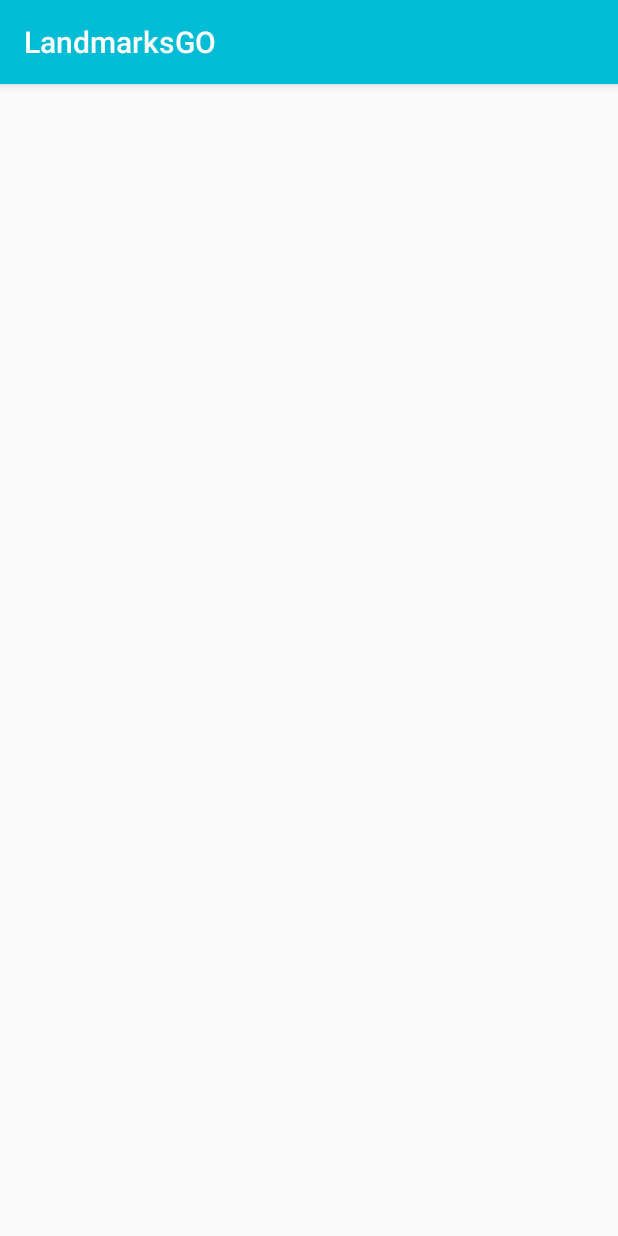
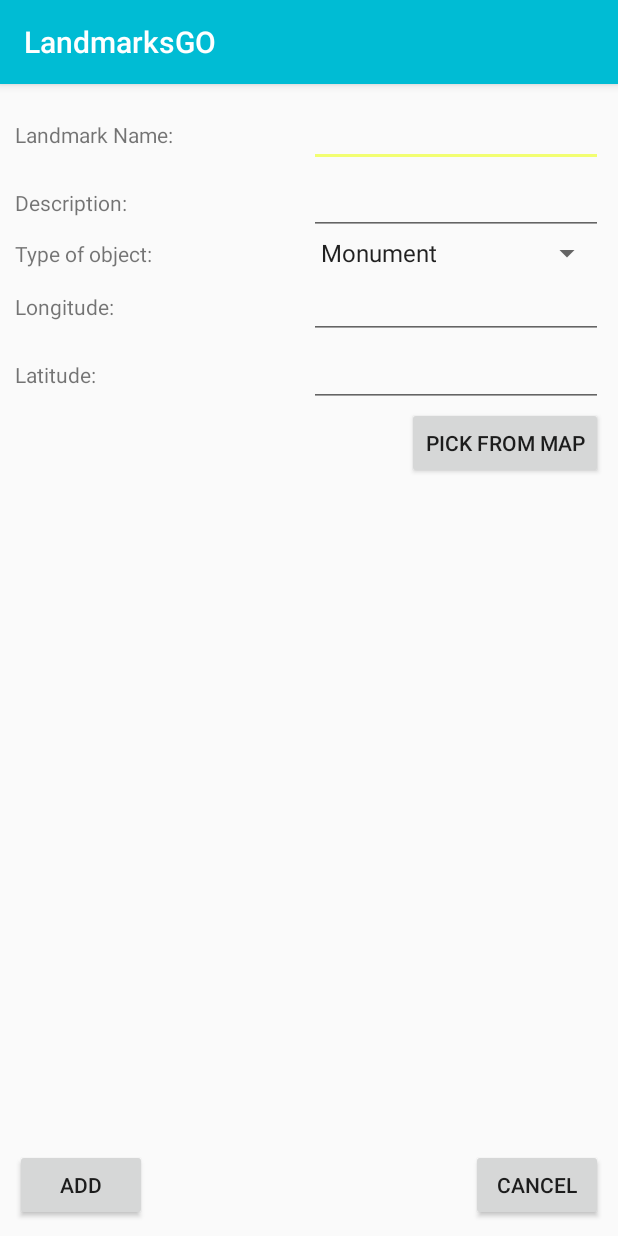
Before and after one commit to MOSISElFak/LandmarksGO, an Android app: the AddLandmark screen opened directly, with no data from a screen before it, on a phone screen of 412 x 824 dp. Run offline under Robolectric (Android 15) with nearby library versions, the phone set to English and light mode, and no system bars; our stand-ins replace Firebase (no records; nobody signed in at launch, a user with empty details on screens opened directly).

Commit message:
Changes to AddLandmark

```diff
--- a/LandmarksGO/app/build.gradle
+++ b/LandmarksGO/app/build.gradle
@@ -29,6 +29,7 @@ dependencies {
     compile 'com.google.firebase:firebase-auth:10.0.1'
     compile 'com.google.firebase:firebase-database:10.0.1'
     compile 'com.android.support:design:25.3.1'
+    compile 'com.google.android.gms:play-services-auth:10.0.1'
     testCompile 'junit:junit:4.12'
 }
 
--- a/LandmarksGO/app/src/main/java/com/example/mosis/landmarksgo/AddLandmark.java
+++ b/LandmarksGO/app/src/main/java/com/example/mosis/landmarksgo/AddLandmark.java
@@ -2,12 +2,82 @@ package com.example.mosis.landmarksgo;
 
 import android.support.v7.app.AppCompatActivity;
 import android.os.Bundle;
+import android.view.View;
+import android.widget.AdapterView;
+import android.widget.ArrayAdapter;
+import android.widget.Button;
+import android.widget.EditText;
+import android.widget.Spinner;
 
-public class AddLandmark extends AppCompatActivity {
+import com.google.firebase.database.DatabaseReference;
+import com.google.firebase.database.FirebaseDatabase;
+
+public class AddLandmark extends AppCompatActivity implements AdapterView.OnItemSelectedListener {
+
+    private Spinner object_type;
+    private Button btnPickFromMap, btnAdd, btnCancel;
+    private EditText editName, editDesc, editLon, editLat;
+
+    private FirebaseDatabase database;
+    private DatabaseReference root;
+
+    private String type = "Monument";
 
     @Override
     protected void onCreate(Bundle savedInstanceState) {
         super.onCreate(savedInstanceState);
         setContentView(R.layout.activity_add_landmark);
+
+        //Connecting to database
+        database = FirebaseDatabase.getInstance();
+        root = database.getReference("landmarks");
+
+        object_type = (Spinner) findViewById(R.id.object_type);
+        // Create an ArrayAdapter using the string array and a default spinner layout
+        ArrayAdapter<CharSequence> adapter = ArrayAdapter.createFromResource(this,
+                R.array.add_landmark_array, android.R.layout.simple_spinner_item);
+        // Specify the layout to use when the list of choices appears
+        adapter.setDropDownViewResource(android.R.layout.simple_spinner_dropdown_item);
+        // Apply the adapter to the spinner
+        object_type.setAdapter(adapter);
+        object_type.setOnItemSelectedListener(this);
+
+        btnPickFromMap = (Button) findViewById(R.id.pick_from_map);
+        btnAdd = (Button) findViewById(R.id.add_landmark);
+        btnCancel = (Button) findViewById(R.id.cancel_landmark);
+
+        editName = (EditText) findViewById(R.id.landmark_name);
+        editDesc = (EditText) findViewById(R.id.landmark_desc);
+        editLat = (EditText) findViewById(R.id.landmark_lat);
+        editLon = (EditText) findViewById(R.id.landmark_lon);
+
+        btnCancel.setOnClickListener(new View.OnClickListener(){
+            @Override
+            public void onClick(View v) {
+                finish();
+            }
+        });
+
+        btnAdd.setOnClickListener(new View.OnClickListener(){
+            @Override
+            public void onClick(View v) {
+                String name = editName.getText().toString();
+                String desc = editDesc.getText().toString();
+                String lon = editLon.getText().toString();
+                String lat = editLat.getText().toString();
+
+                // dodaj landmark u bazu
+            }
+        });
+    }
+
+    @Override
+    public void onItemSelected(AdapterView<?> parent, View view, int position, long id) {
+        this.type = parent.getItemAtPosition(position).toString();
+    }
+
+    @Override
+    public void onNothingSelected(AdapterView<?> parent) {
+
     }
 }
--- a/LandmarksGO/app/src/main/java/com/example/mosis/landmarksgo/MainActivity.java
+++ b/LandmarksGO/app/src/main/java/com/example/mosis/landmarksgo/MainActivity.java
@@ -112,6 +112,11 @@ public class MainActivity extends AppCompatActivity
             startActivity(intent);
             return true;
         }
+        else if (id == R.id.action_addLandmark){
+            Intent intent = new Intent(MainActivity.this, AddLandmark.class);
+            startActivity(intent);
+            return true;
+        }
 
         return super.onOptionsItemSelected(item);
     }
--- a/LandmarksGO/app/src/main/res/layout/activity_add_landmark.xml
+++ b/LandmarksGO/app/src/main/res/layout/activity_add_landmark.xml
@@ -1,9 +1,151 @@
 <?xml version="1.0" encoding="utf-8"?>
-<android.support.constraint.ConstraintLayout xmlns:android="http://schemas.android.com/apk/res/android"
+<RelativeLayout xmlns:android="http://schemas.android.com/apk/res/android"
     xmlns:app="http://schemas.android.com/apk/res-auto"
     xmlns:tools="http://schemas.android.com/tools"
     android:layout_width="match_parent"
     android:layout_height="match_parent"
     tools:context="com.example.mosis.landmarksgo.AddLandmark">
 
-</android.support.constraint.ConstraintLayout>
+    <LinearLayout
+        android:layout_alignParentStart="true"
+        android:layout_alignParentLeft="true"
+        android:layout_width="match_parent"
+        android:layout_height="match_parent"
+        android:orientation="vertical"
+        android:padding="10dp">
+
+        <LinearLayout
+            android:layout_width="match_parent"
+            android:layout_height="wrap_content"
+            android:orientation="horizontal"
+            android:weightSum="2">
+
+            <TextView
+                android:layout_width="0dip"
+                android:layout_height="wrap_content"
+                android:layout_weight="1"
+                android:text="@string/landmark_name"/>
+
+            <EditText
+                android:id="@+id/landmark_name"
+                android:layout_width="0dip"
+                android:layout_height="wrap_content"
+                android:layout_weight="1"
+                android:inputType="text"/>
+
+        </LinearLayout>
+
+        <LinearLayout
+            android:layout_width="match_parent"
+            android:layout_height="wrap_content"
+            android:orientation="horizontal"
+            android:weightSum="2">
+
+            <TextView
+                android:layout_width="0dip"
+                android:layout_height="wrap_content"
+                android:layout_weight="1"
+                android:text="@string/landmark_desc"/>
+
+            <EditText
+                android:id="@+id/landmark_desc"
+                android:layout_width="0dip"
+                android:layout_height="wrap_content"
+                android:layout_weight="1"
+                android:inputType="text"/>
+
+        </LinearLayout>
+
+        <LinearLayout
+            android:layout_width="match_parent"
+            android:layout_height="wrap_content"
+            android:orientation="horizontal"
+            android:weightSum="2">
+
+            <TextView
+                android:layout_width="0dip"
+                android:layout_height="wrap_content"
+                android:layout_weight="1"
+                android:text="@string/landmark_type"/>
+
+            <Spinner
+                android:id="@+id/object_type"
+                android:layout_width="0dip"
+                android:layout_height="wrap_content"
+                android:layout_weight="1">
+            </Spinner>
+
+        </LinearLayout>
+
+        <LinearLayout
+            android:layout_width="match_parent"
+            android:layout_height="wrap_content"
+            android:orientation="horizontal"
+            android:weightSum="2">
+
+            <TextView
+                android:layout_width="0dip"
+                android:layout_height="wrap_content"
+                android:layout_weight="1"
+                android:text="@string/landmark_lon"/>
+
+            <EditText
+                android:id="@+id/landmark_lon"
+                android:layout_width="0dip"
+                android:layout_height="wrap_content"
+                android:layout_weight="1"
+                android:inputType="numberDecimal"/>
+
+        </LinearLayout>
+
+        <LinearLayout
+            android:layout_width="match_parent"
+            android:layout_height="wrap_content"
+            android:orientation="horizontal"
+            android:weightSum="2">
+
+            <TextView
+                android:layout_width="0dip"
+                android:layout_height="wrap_content"
+                android:layout_weight="1"
+                android:text="@string/landmark_lat"/>
+
+            <EditText
+                android:id="@+id/landmark_lat"
+                android:layout_width="0dip"
+                android:layout_height="wrap_content"
+                android:layout_weight="1"
+                android:inputType="numberDecimal"/>
+
+        </LinearLayout>
+
+        <Button
+            android:id="@+id/pick_from_map"
+            android:layout_width="wrap_content"
+            android:layout_height="wrap_content"
+            android:text="@string/pick_from_map"
+            android:layout_gravity="end"/>
+
+    </LinearLayout>
+
+    <Button
+        android:id="@+id/add_landmark"
+        android:layout_alignParentBottom="true"
+        android:layout_alignParentStart="true"
+        android:layout_alignParentLeft="true"
+        android:layout_margin="10dp"
+        android:layout_width="wrap_content"
+        android:layout_height="wrap_content"
+        android:text="@string/add"/>
+
+    <Button
+        android:id="@+id/cancel_landmark"
+        android:layout_alignParentBottom="true"
+        android:layout_alignParentEnd="true"
+        android:layout_alignParentRight="true"
+        android:layout_margin="10dp"
+        android:layout_width="wrap_content"
+        android:layout_height="wrap_content"
+        android:text="@string/cancel"/>
+
+</RelativeLayout>
--- a/LandmarksGO/app/src/main/res/menu/main.xml
+++ b/LandmarksGO/app/src/main/res/menu/main.xml
@@ -1,9 +1,16 @@
 <?xml version="1.0" encoding="utf-8"?>
 <menu xmlns:android="http://schemas.android.com/apk/res/android"
     xmlns:app="http://schemas.android.com/apk/res-auto">
+
     <item
         android:id="@+id/action_settings"
         android:orderInCategory="100"
         android:title="@string/action_settings"
         app:showAsAction="never" />
+
+    <item
+        android:id="@+id/action_addLandmark"
+        android:orderInCategory="101"
+        android:title="Add Landmark"
+        app:showAsAction="ifRoom" />
 </menu>
--- a/LandmarksGO/app/src/main/res/values/strings.xml
+++ b/LandmarksGO/app/src/main/res/values/strings.xml
@@ -42,6 +42,22 @@
     <string name="about">About</string>
     <string name="title_activity_main">LandmarksGO</string>
 
+    <!-- ADDLANDMARK Activity -->
+    <string-array name="add_landmark_array">
+        <item>Monument</item>
+        <item>Statue</item>
+        <item>Building</item>
+    </string-array>
+    <string name="landmark_name">Landmark Name:</string>
+    <string name="landmark_desc">Description:</string>
+    <string name="landmark_type">Type of object:</string>
+    <string name="landmark_lon">Longitude:</string>
+    <string name="landmark_lat">Latitude:</string>
+    <string name="pick_from_map">Pick from map</string>
+    <string name="add">Add</string>
+    <string name="cancel">Cancel</string>
+
+
     <string name="navigation_drawer_open">Open navigation drawer</string>
     <string name="navigation_drawer_close">Close navigation drawer</string>
 
```
